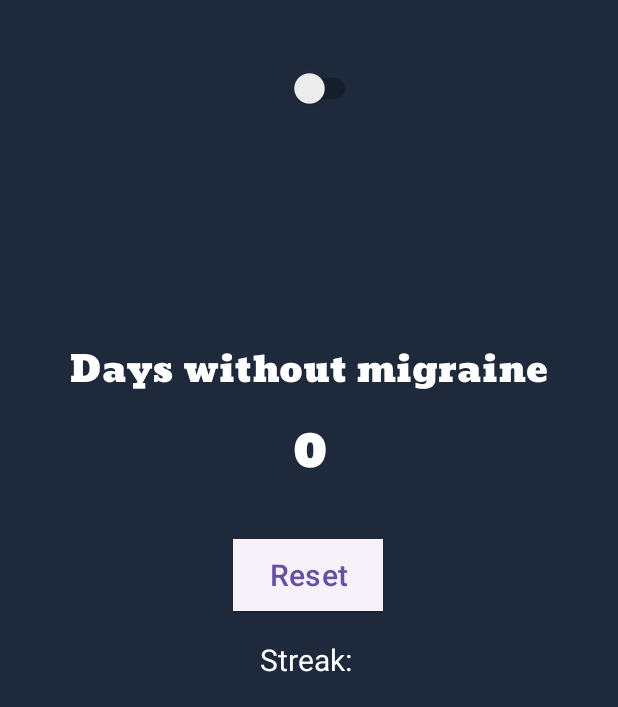
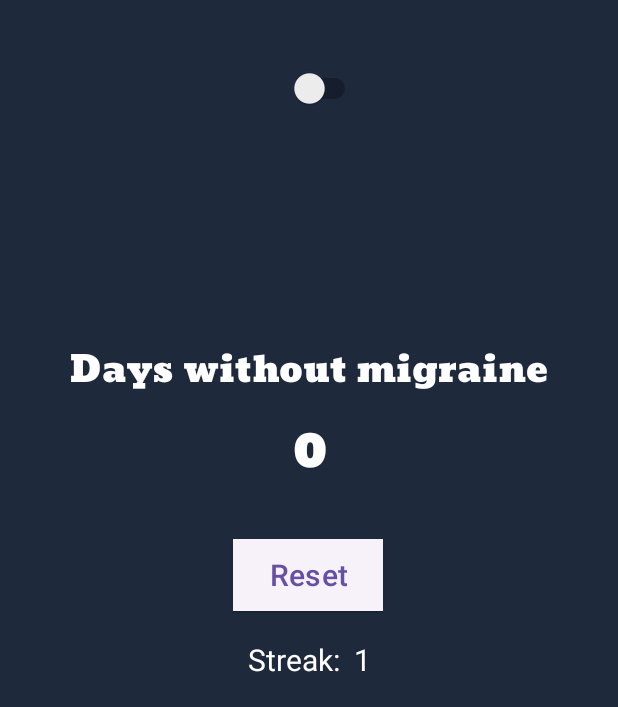
Before and after one commit to GeorgiosDrivas/MigraineMode, an Android app: the screen it shows after launch (MainActivity), after a tap on "Reset", on a phone screen of 412 x 824 dp, the part 529-1236 px from its top. Run offline under Robolectric (Android 15) with nearby library versions, the phone set to English and light mode, and no system bars.

```diff
--- a/app/src/main/java/com/example/migrainehelper/MainActivity.kt
+++ b/app/src/main/java/com/example/migrainehelper/MainActivity.kt
@@ -29,6 +29,7 @@ class MainActivity : AppCompatActivity() {
         val daysValue: TextView = findViewById(R.id.daysValue)
         val resetBtn: Button = findViewById(R.id.resetBtn)
         val sw1: Switch? = findViewById(R.id.switch1)
+        val streakField: TextView = findViewById(R.id.streak)
         val brightnessCls = Brightness()
         val daysCounter = DaysCounter()
         val silentMode = AudioMode(this)
@@ -42,6 +43,8 @@ class MainActivity : AppCompatActivity() {
         sw1?.isChecked = isFilteringEnabled
 
         resetBtn.setOnClickListener{
+            val currentStreak = daysValue.text;
+            streakField.append(" $currentStreak");
             daysValue.text = "0";
         }
 
--- a/app/src/main/res/layout/activity_main.xml
+++ b/app/src/main/res/layout/activity_main.xml
@@ -85,7 +85,7 @@
         app:layout_constraintVertical_bias="0.307" />
 
     <TextView
-        android:id="@+id/textView3"
+        android:id="@+id/streak"
         android:layout_width="wrap_content"
         android:layout_height="wrap_content"
         android:text="Streak: "
```
